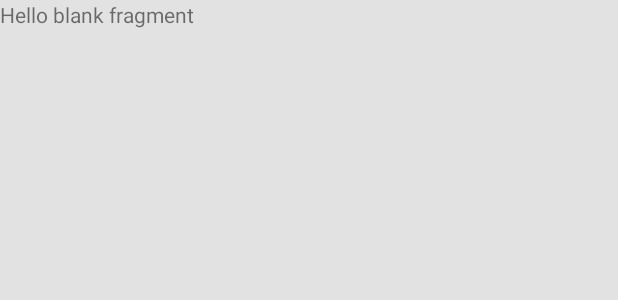
After one commit to simranss/BetweenUs, an Android app: the layout fragment_main.xml on its own in the app's theme, with its tools: preview values and no code run, on a phone screen of 412 x 824 dp. The commit adds this screen. Shown: the top 300 px of the screen. Run offline under Robolectric (Android 15) with nearby library versions, the phone set to English and light mode, and no system bars.

Commit message:
Added the fragments

```diff
--- /dev/null
+++ b/app/src/main/res/layout/fragment_main.xml
@@ -0,0 +1,14 @@
+<?xml version="1.0" encoding="utf-8"?>
+<FrameLayout xmlns:android="http://schemas.android.com/apk/res/android"
+    xmlns:tools="http://schemas.android.com/tools"
+    android:layout_width="match_parent"
+    android:layout_height="match_parent"
+    tools:context=".Fragments.MainFragment">
+
+    <!-- TODO: Update blank fragment layout -->
+    <TextView
+        android:layout_width="match_parent"
+        android:layout_height="match_parent"
+        android:text="@string/hello_blank_fragment" />
+
+</FrameLayout>
--- a/app/src/main/res/values/strings.xml
+++ b/app/src/main/res/values/strings.xml
@@ -1,3 +1,5 @@
 <resources>
     <string name="app_name">Between Us</string>
+    <!-- TODO: Remove or change this placeholder text -->
+    <string name="hello_blank_fragment">Hello blank fragment</string>
 </resources>
```
Also changed, not shown: app/src/main/java/com/nishasimran/betweenus/Fragments/LoginFragment.java (added, +30 -0 lines), app/src/main/java/com/nishasimran/betweenus/Fragments/MainFragment.java (added, +30 -0 lines), app/src/main/java/com/nishasimran/betweenus/Fragments/RegistrationFragment.java (added, +30 -0 lines), app/src/main/res/layout/fragment_login.xml (added, +10 -0 lines), app/src/main/res/layout/fragment_registration.xml (added, +14 -0 lines).
